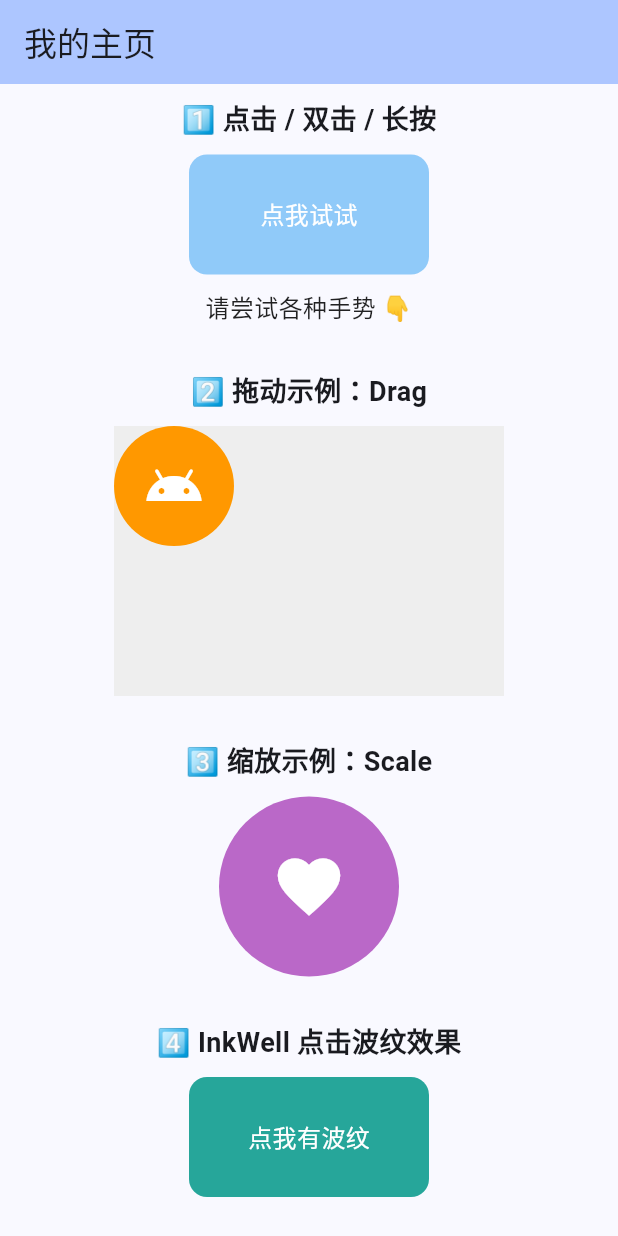
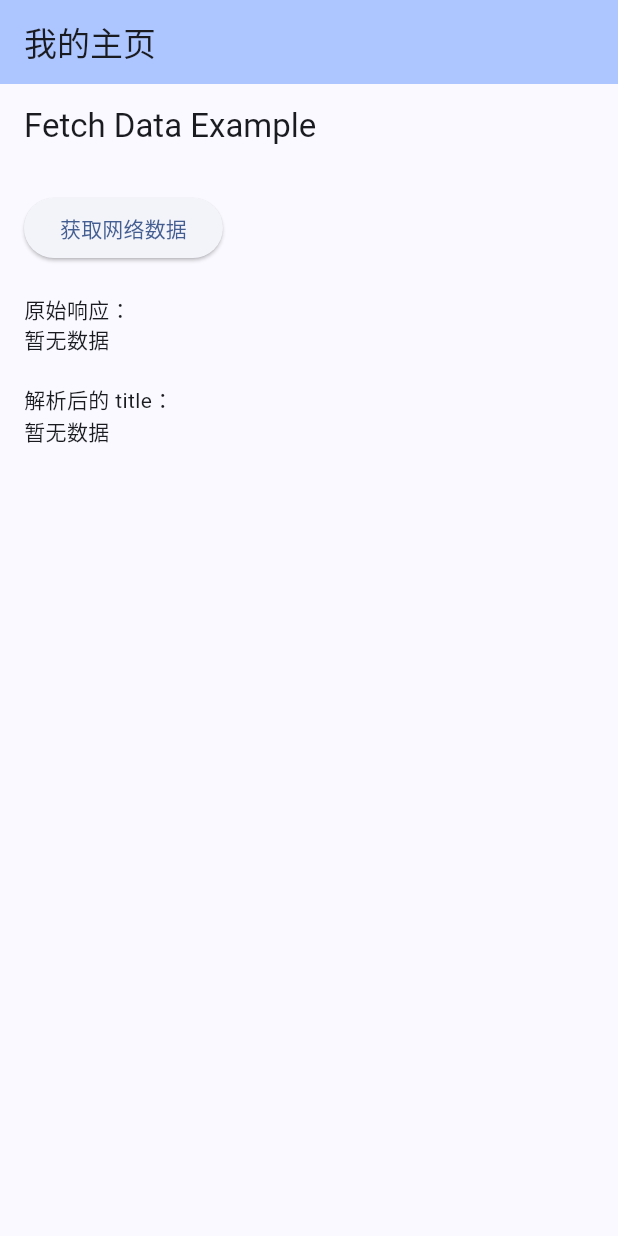
Before and after one commit to joeljhou/hello_flutter, a Flutter app: the screen it shows after launch, on a phone screen of 412 x 824 dp. Run offline on Flutter 3.47's test engine with Material 3 defaults, Android fonts, the phone set to English and light mode, and no system bars.

Commit message:
feat(network): 添加网络请求功能并展示数据

```diff
--- a/lib/main.dart
+++ b/lib/main.dart
@@ -1,6 +1,8 @@
 // 导入 Flutter 的 Material 组件库（包含按钮、文本、布局等常用UI组件）
 import 'package:flutter/material.dart';
 import 'package:hello_flutter/widgets/widgets.dart';
+
+import 'network/network.dart';
 
 // 应用入口函数
 void main() {
@@ -83,7 +85,9 @@ class _MyHomePageState extends State<MyHomePage> {
       // const FlexTest(),
       // const ListviewTest(),
       // const GridViewTest(),
-      const GestureTest(),
+      // const GestureTest(),
+
+      const HttpTest(),
     );
   }
 }
--- /dev/null
+++ b/lib/network/data.dart
@@ -0,0 +1,34 @@
+class Album {
+  final int userId;
+  final int id;
+  final String title;
+
+  Album({
+    required this.userId,
+    required this.id,
+    required this.title,
+  });
+
+  /// 从 JSON 创建 Album 对象
+  factory Album.fromJson(Map<String, dynamic> json) {
+    return Album(
+      userId: json['userId'] ?? 0,
+      id: json['id'] ?? 0,
+      title: json['title'] ?? '',
+    );
+  }
+
+  /// 转成 JSON（可选，用于上传或保存）
+  Map<String, dynamic> toJson() {
+    return {
+      'userId': userId,
+      'id': id,
+      'title': title,
+    };
+  }
+
+  @override
+  String toString() {
+    return 'Album(userId: $userId, id: $id, title: $title)';
+  }
+}
--- /dev/null
+++ b/lib/network/network.dart
@@ -0,0 +1,87 @@
+import 'dart:convert';
+import 'dart:io';
+
+import 'package:flutter/material.dart';
+import 'data.dart';
+
+class HttpTest extends StatefulWidget {
+  const HttpTest({super.key});
+
+  @override
+  State<HttpTest> createState() => _HttpTestState();
+}
+
+class _HttpTestState extends State<HttpTest> {
+  bool _loading = false;
+  String _responseText = "";
+  Album? _album;
+
+  @override
+  Widget build(BuildContext context) {
+    return Scaffold(
+      appBar: AppBar(title: const Text('Fetch Data Example')),
+      body: Padding(
+        padding: const EdgeInsets.all(16),
+        child: Column(
+          crossAxisAlignment: CrossAxisAlignment.start,
+          children: [
+            ElevatedButton(
+              onPressed: _loading ? null : _fetchData,
+              child: Text(_loading ? "加载中..." : "获取网络数据"),
+            ),
+            const SizedBox(height: 20),
+            Text(
+              "原始响应：\n${_responseText.isEmpty ? "暂无数据" : _responseText}",
+              style: const TextStyle(fontSize: 14),
+            ),
+            const SizedBox(height: 20),
+            Text(
+              "解析后的 title：\n${_album?.title ?? "暂无数据"}",
+              style: const TextStyle(fontSize: 14),
+            ),
+          ],
+        ),
+      ),
+    );
+  }
+
+  /// 异步请求网络数据
+  Future<void> _fetchData() async {
+    setState(() {
+      _loading = true;
+      _responseText = "正在请求...";
+    });
+
+    try {
+      // 创建 HttpClient
+      final client = HttpClient();
+
+      // 请求 URL
+      final request = await client.getUrl(
+        Uri.parse("https://jsonplaceholder.typicode.com/albums/2"),
+      );
+
+      // 等待响应
+      final response = await request.close();
+
+      // 读取响应内容
+      final body = await response.transform(utf8.decoder).join();
+
+      if (response.statusCode == 200) {
+        // 解析 JSON 数据
+        _album = Album.fromJson(jsonDecode(body));
+        _responseText = body;
+      } else {
+        _responseText = "请求失败：状态码 ${response.statusCode}";
+      }
+
+      client.close();
+    } catch (e) {
+      _responseText = "请求异常：$e";
+    } finally {
+      setState(() {
+        _loading = false;
+      });
+    }
+  }
+}
--- a/pubspec.yaml
+++ b/pubspec.yaml
@@ -34,6 +34,7 @@ dependencies:
   # The following adds the Cupertino Icons font to your application.
   # Use with the CupertinoIcons class for iOS style icons.
   cupertino_icons: ^1.0.8
+  http: ^1.5.0
 
 dev_dependencies:
   flutter_test:
```
Also changed, not shown: pubspec.lock.
